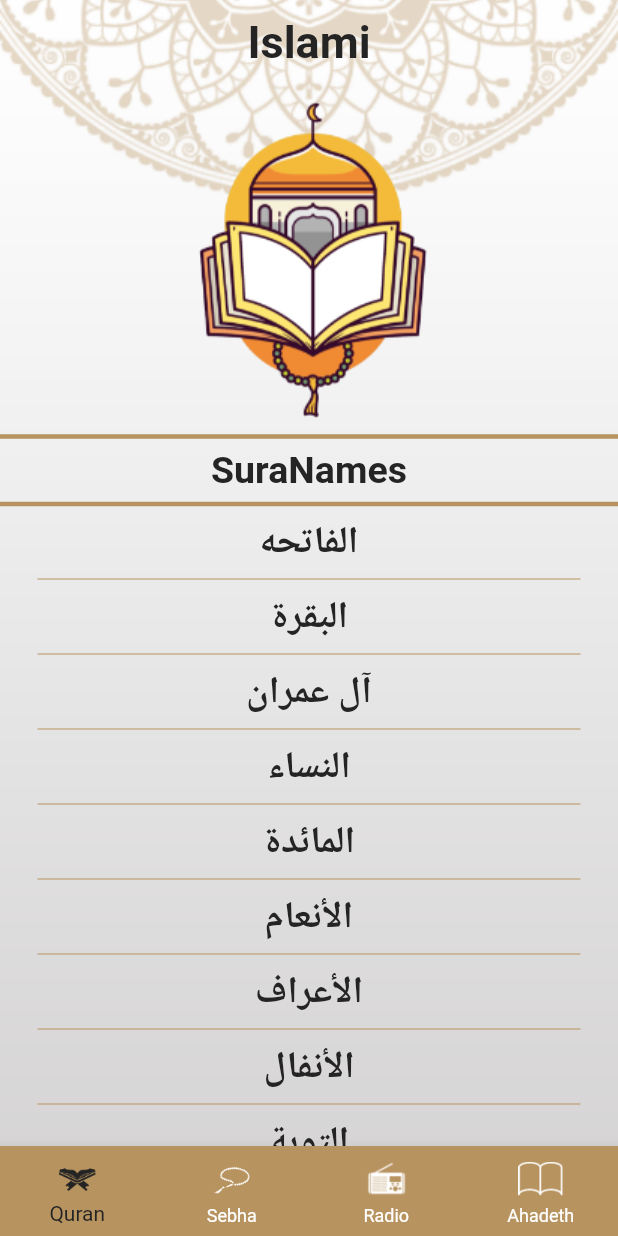
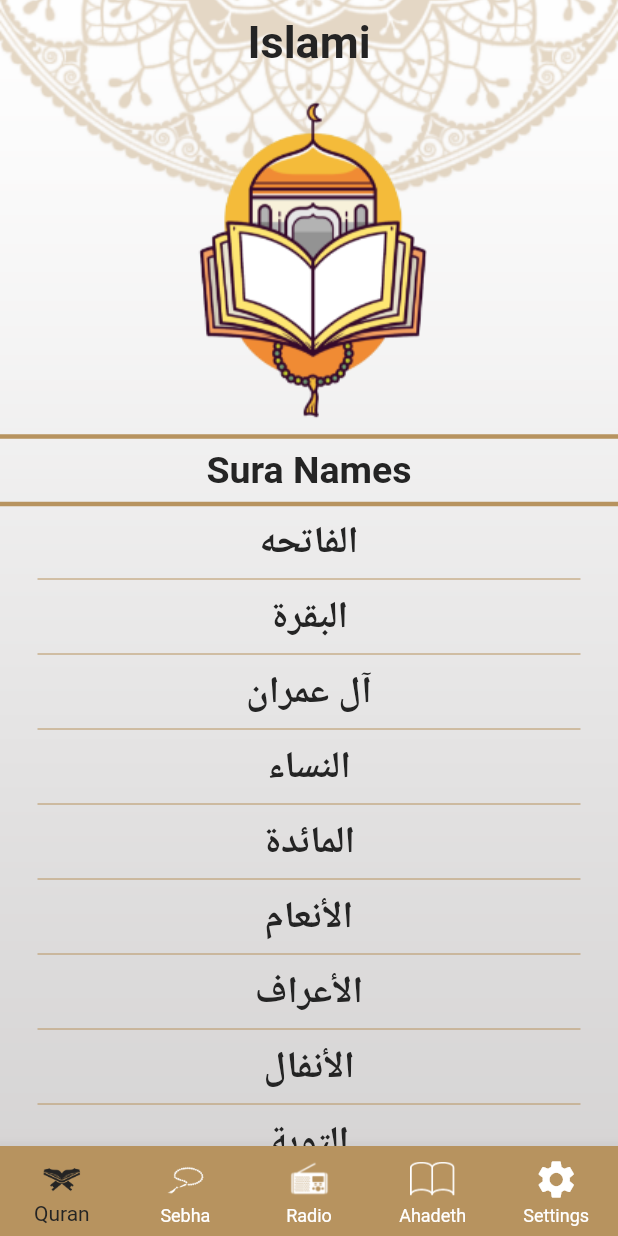
Before and after one commit to mohamedhamouda7897/islami_c7_sun, a Flutter app: the screen it shows after launch, on a phone screen of 412 x 824 dp. Run offline on Flutter 3.47's test engine with Material 2 defaults, Android fonts, the phone set to English and light mode, and no system bars; generated files the repository leaves out were written again.

Commit message:
add provider

```diff
--- /dev/null
+++ b/l10n.yaml
@@ -0,0 +1,3 @@
+arb-dir: lib/l10n
+template-arb-file: app_en.arb
+output-localization-file: app_localizations.dart
--- a/lib/home/home.dart
+++ b/lib/home/home.dart
@@ -4,6 +4,11 @@ import 'package:islami_c7_sun/home/quran/quran.dart';
 import 'package:islami_c7_sun/home/radio.dart';
 import 'package:islami_c7_sun/home/sebha.dart';
 import 'package:islami_c7_sun/my_theme.dart';
+import 'package:flutter_gen/gen_l10n/app_localizations.dart';
+import 'package:islami_c7_sun/provider/my_provider.dart';
+import 'package:provider/provider.dart';
+
+import '../settings/settings.dart';
 
 class HomeScreen extends StatefulWidget {
   static const String routeName = 'home';
@@ -17,17 +22,18 @@ class _HomeScreenState extends State<HomeScreen> {
 
   @override
   Widget build(BuildContext context) {
+    var pro = Provider.of<MyProvider>(context);
     return Stack(
       children: [
         Image.asset(
-          'assets/images/main_background.png',
+          pro.getBackGroundImage(),
           fit: BoxFit.fitWidth,
           width: double.infinity,
         ),
         Scaffold(
           appBar: AppBar(
             title: Text(
-              'Islami',
+              AppLocalizations.of(context)!.appTitle,
               style: Theme.of(context).textTheme.headline1,
             ),
           ),
@@ -45,7 +51,7 @@ class _HomeScreenState extends State<HomeScreen> {
                   AssetImage('assets/images/quran.png'),
                   size: 30,
                 ),
-                label: 'Quran',
+                label: AppLocalizations.of(context)!.quran,
               ),
               BottomNavigationBarItem(
                 icon: ImageIcon(
@@ -68,6 +74,13 @@ class _HomeScreenState extends State<HomeScreen> {
                 ),
                 label: 'Ahadeth',
               ),
+              BottomNavigationBarItem(
+                icon: Icon(
+                  Icons.settings,
+                  size: 30,
+                ),
+                label: 'Settings',
+              ),
             ],
           ),
           body: tabs[currentIndex],
@@ -76,5 +89,11 @@ class _HomeScreenState extends State<HomeScreen> {
     );
   }
 
-  List<Widget> tabs = [QuranTab(), SebhaTab(), RadioTab(), AhadethTab()];
+  List<Widget> tabs = [
+    QuranTab(),
+    SebhaTab(),
+    RadioTab(),
+    AhadethTab(),
+    SettingsTab()
+  ];
 }
--- a/lib/home/quran/quran.dart
+++ b/lib/home/quran/quran.dart
@@ -1,6 +1,7 @@
 import 'package:flutter/material.dart';
 import 'package:islami_c7_sun/home/quran/sura_name_item.dart';
 import 'package:islami_c7_sun/my_theme.dart';
+import 'package:flutter_gen/gen_l10n/app_localizations.dart';
 
 class QuranTab extends StatelessWidget {
   List<String> sura_name = [
@@ -132,7 +133,7 @@ class QuranTab extends StatelessWidget {
             thickness: 3,
           ),
           Text(
-            'SuraNames',
+            AppLocalizations.of(context)!.sura_name,
             style: Theme.of(context).textTheme.subtitle1,
             textAlign: TextAlign.center,
           ),
--- /dev/null
+++ b/lib/l10n/app_ar.arb
@@ -0,0 +1,6 @@
+{
+  "appTitle": "إسلامي",
+  "sura_name": "اسم السور",
+  "ahadeth": "أحاديث",
+  "quran": "قران"
+}
--- /dev/null
+++ b/lib/l10n/app_en.arb
@@ -0,0 +1,6 @@
+{
+  "appTitle": "Islami",
+  "sura_name": "Sura Names",
+  "ahadeth": "Ahadeth",
+  "quran": "Quran"
+}
--- a/lib/main.dart
+++ b/lib/main.dart
@@ -1,18 +1,31 @@
 import 'package:flutter/material.dart';
 import 'package:islami_c7_sun/home/home.dart';
+import 'package:islami_c7_sun/provider/my_provider.dart';
 import 'package:islami_c7_sun/sura_details/sura_details.dart';
-
+import 'package:flutter_localizations/flutter_localizations.dart';
+import 'package:provider/provider.dart';
 import 'hadeth_details/hadeth_details.dart';
+import 'package:flutter_gen/gen_l10n/app_localizations.dart';
 import 'my_theme.dart';
 
 void main() {
-  runApp(MyApplication());
+  runApp(ChangeNotifierProvider(
+      create: (context) => MyProvider(), child: MyApplication()));
 }
 
 class MyApplication extends StatelessWidget {
   @override
   Widget build(BuildContext context) {
+    var provider = Provider.of<MyProvider>(context);
     return MaterialApp(
+      localizationsDelegates: [
+        AppLocalizations.delegate, // Add this line
+        GlobalMaterialLocalizations.delegate,
+        GlobalWidgetsLocalizations.delegate,
+        GlobalCupertinoLocalizations.delegate,
+      ],
+      supportedLocales: [Locale('en'), Locale('ar')],
+      locale: Locale(provider.languageCode),
       debugShowCheckedModeBanner: false,
       initialRoute: HomeScreen.routeName,
       routes: {
@@ -22,7 +35,7 @@ class MyApplication extends StatelessWidget {
       },
       theme: MyThemeData.lightTheme,
       darkTheme: MyThemeData.DarkTheme,
-      themeMode: ThemeMode.light,
+      themeMode: provider.mode,
     );
   }
 }
--- a/lib/my_theme.dart
+++ b/lib/my_theme.dart
@@ -3,8 +3,25 @@ import 'package:flutter/material.dart';
 class MyThemeData {
   static Color colorBlack = Color.fromRGBO(36, 36, 36, 1.0);
   static Color colorGold = Color.fromRGBO(183, 147, 95, 1.0);
+  static Color colorWhite = Color.fromRGBO(255, 255, 255, 1.0);
+  static Color colorRed = Color.fromRGBO(255, 0, 0, 1.0);
+  static Color colorPrimaryDark = Color.fromRGBO(20, 26, 46, 1.0);
+  static Color colorYellow = Color.fromRGBO(250, 204, 29, 1.0);
   static ThemeData lightTheme = ThemeData(
+    primaryColor: colorGold,
     scaffoldBackgroundColor: Colors.transparent,
+    colorScheme: ColorScheme(
+        brightness: Brightness.light,
+        primary: colorGold,
+        onPrimary: colorWhite,
+        secondary: colorBlack,
+        onSecondary: colorWhite,
+        error: colorRed,
+        onError: colorWhite,
+        background: Colors.transparent,
+        onBackground: colorBlack,
+        surface: Colors.grey,
+        onSurface: colorWhite),
     appBarTheme: AppBarTheme(
       iconTheme: IconThemeData(color: colorBlack),
       backgroundColor: Colors.transparent,
@@ -25,14 +42,48 @@ class MyThemeData {
     ),
     bottomNavigationBarTheme: BottomNavigationBarThemeData(
       backgroundColor: colorGold,
-        unselectedItemColor: Colors.white,
+      unselectedItemColor: colorWhite,
       selectedItemColor: colorBlack,
-      ));
+    ),
+  );
 
   static ThemeData DarkTheme = ThemeData(
+    primaryColor: colorPrimaryDark,
     scaffoldBackgroundColor: Colors.transparent,
-      appBarTheme:
-          AppBarTheme(backgroundColor: Colors.transparent, elevation: 0.0),
+    colorScheme: ColorScheme(
+        brightness: Brightness.dark,
+        primary: colorPrimaryDark,
+        onPrimary: colorWhite,
+        secondary: colorYellow,
+        onSecondary: colorWhite,
+        error: colorRed,
+        onError: colorWhite,
+        background: Colors.transparent,
+        onBackground: colorYellow,
+        surface: Colors.grey,
+        onSurface: colorWhite),
+    appBarTheme: AppBarTheme(
+      iconTheme: IconThemeData(color: colorWhite),
+      backgroundColor: Colors.transparent,
+      elevation: 0.0,
+      centerTitle: true,
+    ),
     textTheme: TextTheme(
-          headline1: TextStyle(fontSize: 30, fontWeight: FontWeight.bold)));
+      headline1: TextStyle(
+        fontSize: 30,
+        fontWeight: FontWeight.bold,
+        color: colorWhite,
+      ),
+      subtitle1: TextStyle(
+        fontSize: 25,
+        fontWeight: FontWeight.bold,
+        color: colorYellow,
+      ),
+    ),
+    bottomNavigationBarTheme: BottomNavigationBarThemeData(
+      backgroundColor: colorPrimaryDark,
+      unselectedItemColor: colorWhite,
+      selectedItemColor: colorYellow,
+    ),
+  );
 }
--- /dev/null
+++ b/lib/provider/my_provider.dart
@@ -0,0 +1,33 @@
+import 'package:flutter/material.dart';
+
+import '../my_theme.dart';
+
+class MyProvider extends ChangeNotifier {
+  String languageCode = 'en';
+  ThemeMode mode = ThemeMode.light;
+  Color selected = MyThemeData.colorGold;
+
+  void changeLanguage(String lang) {
+    if (languageCode == lang) return;
+    languageCode = lang;
+    notifyListeners();
+  }
+
+  String getBackGroundImage() {
+    if (mode == ThemeMode.light) {
+      return 'assets/images/main_background.png';
+    }
+    return 'assets/images/main_background_dark.png';
+  }
+
+  void changeThemeMOde(ThemeMode modee) {
+    mode = modee;
+    notifyListeners();
+  }
+
+  Color getSelectedColor(String lang) {
+    return languageCode == lang
+        ? MyThemeData.colorGold
+        : MyThemeData.colorBlack;
+  }
+}
```
Also changed, not shown: lib/home/ahadeth.dart (+17 -1 lines), lib/provider/sura_provider.dart (added, +15 -0 lines), lib/settings/language_bottom_sheet.dart (added, +70 -0 lines), lib/settings/settings.dart (added, +93 -0 lines), lib/settings/theme_mode_bottom_sheet.dart (added, +56 -0 lines), lib/sura_details/sura_details.dart (+19 -28 lines), pubspec.yaml (+5 -3 lines). Lines whose indentation alone changed are shown as unchanged.
